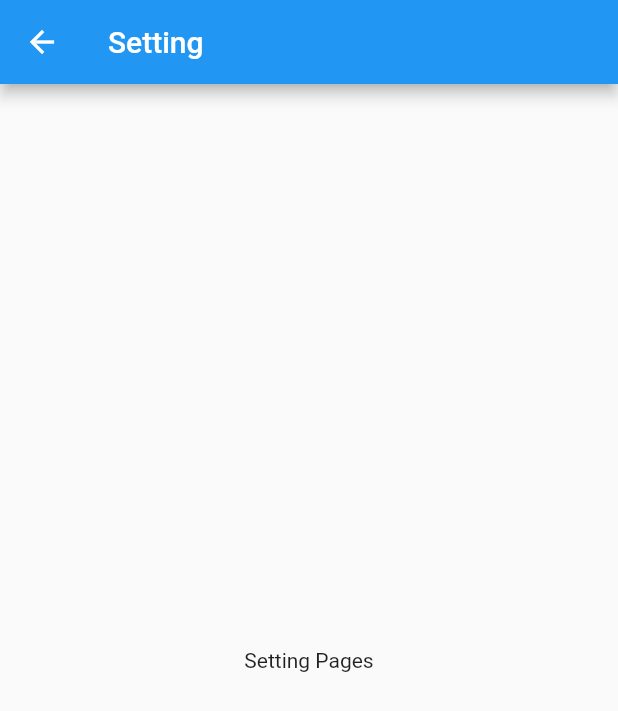
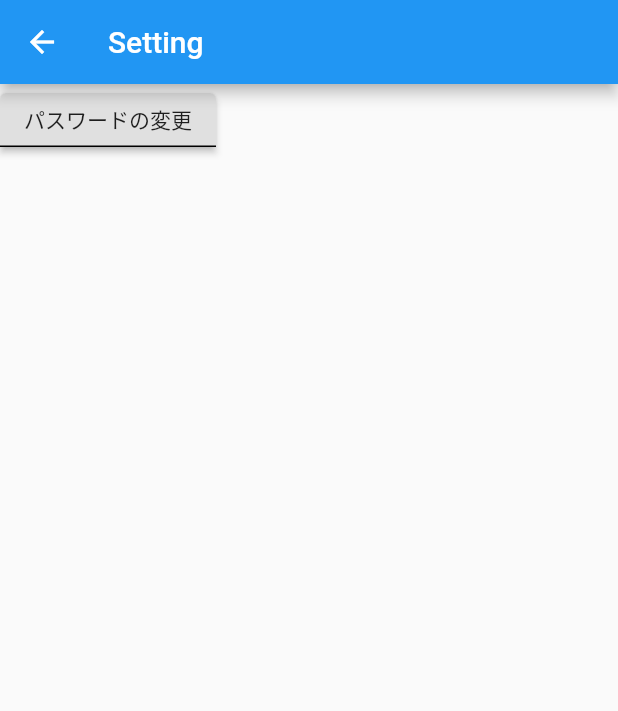
Before and after one commit to yoneyan/shift, a Flutter app: the SettingPage screen opened directly, on a phone screen of 412 x 824 dp. Shown: the top 711 px of the screen. Run offline on Flutter 3.47's test engine with Material 2 defaults, Android fonts, the phone set to English and light mode, and no system bars; our stand-ins replace cloud_firestore, firebase_auth, flutter_calendar_carousel; accounts and stored records are empty; statements that could not run were skipped.

Commit message:
パスワード変更機能の追加

```diff
--- a/lib/pages/setting.dart
+++ b/lib/pages/setting.dart
@@ -1,20 +1,47 @@
 import 'package:flutter/material.dart';
+import 'package:shift/services/auth.dart';
 
-import '../drawer.dart';
+class SettingPage extends StatefulWidget {
+  SettingPage();
 
-class SettingPage extends StatelessWidget {
-  static const String routeName = '/shift';
+  @override
+  _SettingPage createState() => _SettingPage();
+}
+
+class _SettingPage extends State<SettingPage> {
+  static const String routeName = '/setting';
+
+  final Auth auth = new Auth();
+
+  final emailInputController = new TextEditingController();
+  final passInputController = new TextEditingController();
 
   @override
   Widget build(BuildContext context) {
+    auth.currentUser().then((value) => emailInputController.text = value.email);
+
     return new Scaffold(
       appBar: AppBar(
         title: Text("Setting"),
       ),
-      body: Center(
-        child: Text("Setting Pages"),
+      body: Column(
+        children: <Widget>[
+          RaisedButton(
+            child: Text("パスワードの変更"),
+            splashColor: Colors.blue,
+            shape: UnderlineInputBorder(),
+            onPressed: () {
+              auth.changePassword(emailInputController.value.text);
+            },
+          ),
+//          RaisedButton(
+//            child: Text("確認メールの送信"),
+//            splashColor: Colors.blueGrey,
+//            shape: UnderlineInputBorder(),
+//            onPressed: () {},
+//          ),
+        ],
       ),
     );
   }
-
 }
```
